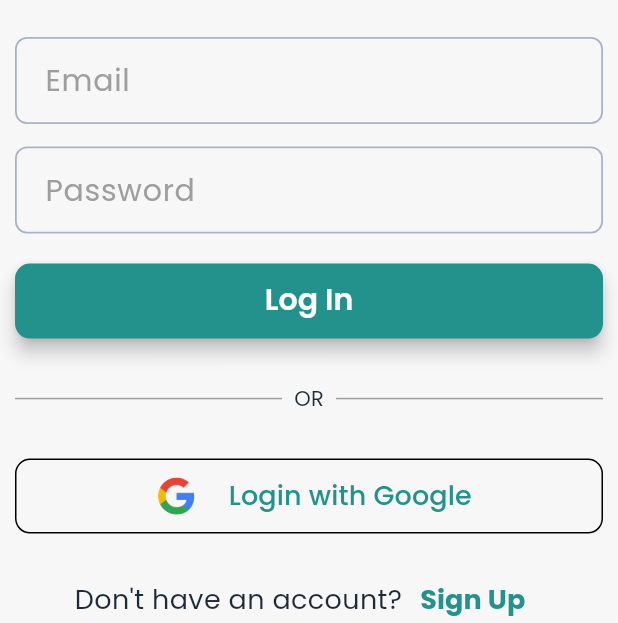
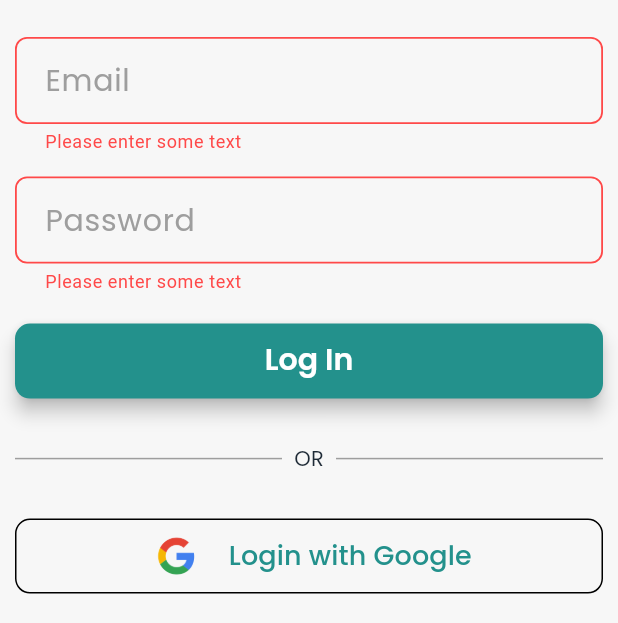
Before and after one commit to abdullaalsabti/Lam3aApp, a Flutter app: the LoginClient screen opened by its route, after a tap on "Log In", on a phone screen of 412 x 824 dp, the part 613-1236 px from its top. Run offline on Flutter 3.47's test engine with Material 3 defaults, Android fonts, the phone set to English and light mode, and no system bars; our stand-ins replace flutter_dotenv, flutter_riverpod, google_fonts.

Commit message:
login register connected to backend

```diff
--- a/lib/pages/login_client.dart
+++ b/lib/pages/login_client.dart
@@ -1,19 +1,28 @@
+import 'dart:convert';
+
 import 'package:flutter/material.dart';
+import 'package:flutter_dotenv/flutter_dotenv.dart';
+import 'package:flutter_riverpod/flutter_riverpod.dart';
 import 'package:google_fonts/google_fonts.dart';
+import 'package:http/http.dart' as http;
+import 'package:lamaa/providers/providers.dart';
 
 import '../widgets/button.dart';
 
-class LoginClient extends StatefulWidget {
+class LoginClient extends ConsumerStatefulWidget {
   const LoginClient({super.key});
 
   @override
-  State<LoginClient> createState() => _LoginClientState();
+  ConsumerState<LoginClient> createState() => _LoginClientState();
 }
 
-class _LoginClientState extends State<LoginClient> {
+class _LoginClientState extends ConsumerState<LoginClient> {
   final GlobalKey<FormState> _formKey = GlobalKey<FormState>();
   final FocusNode _passwordFocusNode = FocusNode();
+  bool _isLogin = true;
   bool _obscureText = true;
+  TextEditingController emailController = TextEditingController();
+  TextEditingController passwordController = TextEditingController();
 
   @override
   void initState() {
@@ -25,6 +34,14 @@ class _LoginClientState extends State<LoginClient> {
   void dispose() {
     _passwordFocusNode.dispose();
     super.dispose();
+  }
+
+  void _toggleFormMode() {
+    setState(() {
+      _isLogin = !_isLogin;
+      emailController.value = TextEditingValue.empty;
+      passwordController.value = TextEditingValue.empty;
+    });
   }
 
   InputDecoration _inputDecoration(String hint, {Widget? suffixIcon}) {
@@ -45,10 +62,69 @@ class _LoginClientState extends State<LoginClient> {
 
   String? _validatePassword(String? value) {
     if (value == null || value.isEmpty) return 'Please enter some text';
+    if (value.trim().length < 8) {
+      return 'Password must be at least 8 characters long';
+    }
     if (value.trim().length > 30) {
       return 'Password can\'t be longer than 30 characters';
     }
     return null;
+  }
+
+  void _submit() async {
+    print("submitted");
+    if (!_formKey.currentState!.validate()) {
+      return;
+    }
+
+    // 1. Set the correct URL and body based on login/signup mode
+    final String baseUrl = dotenv.env['API_BASE_URL']!;
+    final String endpoint = _isLogin ? "api/Auth/login" : "api/Auth/register";
+    final url = Uri.http(baseUrl, endpoint);
+
+    final Map<String, dynamic> body = {
+      'email': emailController.text,
+      'password': passwordController.text,
+    };
+
+    // Only add the 'role' if signing up
+    if (!_isLogin) {
+      body['role'] = ref.read(signupProvider.notifier).state.role.index;
+    }
+
+    // 2. Perform the request in a single try/catch block
+    try {
+      var response = await http.post(
+        url,
+        headers: {'Content-Type': 'application/json; charset=UTF-8'},
+        body: jsonEncode(body),
+      );
+
+      // 3. Check for success (CRITICAL STEP)
+      if (response.statusCode == 200) {
+        // Success!
+        var responseBody = jsonDecode(response.body);
+        var token = responseBody['token'];
+        var refreshToken = responseBody['refreshToken'];
+
+        print("Success!");
+        print("Token: $token");
+        print("Refresh Token: $refreshToken");
+
+        // TODO: Save tokens and navigate to home screen
+      } else {
+        // Handle API errors (like "wrong password" or "email exists")
+        print("API Error: ${response.statusCode}");
+        print("Error Response: ${response.body}");
+
+        // TODO: Show an error message to the user
+      }
+    } catch (ex) {
+      // Handle network errors (like "Connection refused" or no internet)
+      print("Network Error: $ex");
+
+      // TODO: Show a network error message to the user
+    }
   }
 
   @override
@@ -79,6 +155,7 @@ class _LoginClientState extends State<LoginClient> {
                     crossAxisAlignment: CrossAxisAlignment.center,
                     children: [
                       TextFormField(
+                        controller: emailController,
                         decoration: _inputDecoration('Email'),
                         validator: _validateEmail,
                         style: GoogleFonts.poppins(fontSize: 15),
@@ -86,6 +163,7 @@ class _LoginClientState extends State<LoginClient> {
                       const SizedBox(height: 15),
 
                       TextFormField(
+                        controller: passwordController,
                         focusNode: _passwordFocusNode,
                         obscureText: _obscureText,
                         decoration: _inputDecoration(
@@ -109,16 +187,22 @@ class _LoginClientState extends State<LoginClient> {
                       ),
                       const SizedBox(height: 20),
 
-                      Button(onTap: () {}, btnText: 'Log In'),
+                      Button(
+                        onTap: _submit,
+                        btnText: _isLogin ? 'Log In' : "Sign Up",
+                      ),
                       const SizedBox(height: 30),
 
                       const _DividerWithText(text: 'OR'),
                       const SizedBox(height: 30),
 
-                      _GoogleLoginButton(),
+                      _GoogleLoginButton(isLogin: _isLogin),
                       const SizedBox(height: 20),
 
-                      _SignUpPrompt(),
+                      _SignUpPrompt(
+                        isLogin: _isLogin,
+                        toggleFormMode: _toggleFormMode,
+                      ),
                     ],
                   ),
                 ),
@@ -153,7 +237,9 @@ class _DividerWithText extends StatelessWidget {
 }
 
 class _GoogleLoginButton extends StatelessWidget {
-  const _GoogleLoginButton();
+  _GoogleLoginButton({required this.isLogin});
+
+  bool isLogin;
 
   @override
   Widget build(BuildContext context) {
@@ -169,7 +255,10 @@ class _GoogleLoginButton extends StatelessWidget {
         children: [
           Image.asset('lib/assets/images/google.png', width: 40),
           const SizedBox(width: 15),
-          Text('Login with Google', style: GoogleFonts.poppins(fontSize: 18)),
+          Text(
+            isLogin ? 'Login with Google' : "Signup with Google",
+            style: GoogleFonts.poppins(fontSize: 18),
+          ),
         ],
       ),
     );
@@ -177,7 +266,11 @@ class _GoogleLoginButton extends StatelessWidget {
 }
 
 class _SignUpPrompt extends StatelessWidget {
-  const _SignUpPrompt();
+  _SignUpPrompt({required this.isLogin, required this.toggleFormMode});
+
+  void Function() toggleFormMode;
+
+  bool isLogin;
 
   @override
   Widget build(BuildContext context) {
@@ -185,14 +278,14 @@ class _SignUpPrompt extends StatelessWidget {
       mainAxisAlignment: MainAxisAlignment.center,
       children: [
         Text(
-          'Don\'t have an account?',
+          isLogin ? 'Don\'t have an account?' : 'Already have an account?',
           style: GoogleFonts.poppins(fontSize: 18),
         ),
         TextButton(
-          onPressed: () =>
-              Navigator.pushReplacementNamed(context, '/signup_page'),
+          onPressed: toggleFormMode,
+
           child: Text(
-            'Sign Up',
+            isLogin ? 'Sign Up' : 'Log In',
             style: GoogleFonts.poppins(
               fontSize: 18,
               fontWeight: FontWeight.bold,
--- a/pubspec.yaml
+++ b/pubspec.yaml
@@ -37,6 +37,8 @@ dependencies:
   cupertino_icons: ^1.0.8
   uuid: ^4.5.2
   flutter_riverpod: ^3.0.3
+  http: ^1.5.0
+  flutter_dotenv: ^6.0.0
 
 dev_dependencies:
   flutter_test:
@@ -58,6 +60,7 @@ flutter:
 
   assets:
     - lib/assets/images/
+    - .env
 
   # An image asset can refer to one or more resolution-specific "variants", see
   # https://flutter.dev/to/resolution-aware-images
```
Also changed, not shown: lib/main.dart (+6 -3 lines), lib/pages/first_page.dart (+18 -5 lines), lib/providers/providers.dart (+5 -4 lines), pubspec.lock, 1 other file.
